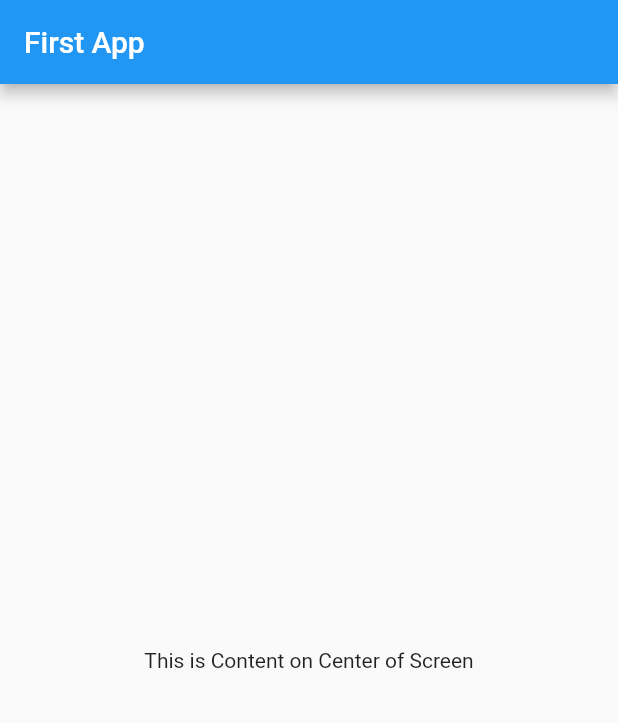
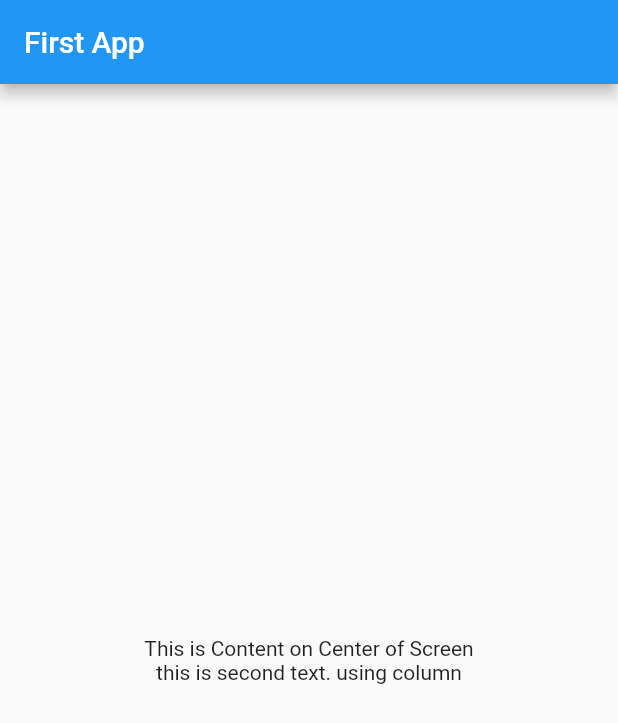
Before and after one commit to ilhamgusti/learning_flutter_beginner, a Flutter app: the screen it shows after launch, on a phone screen of 412 x 824 dp. Shown: the top 723 px of the screen. Run offline on Flutter 3.47's test engine with Material 2 defaults, Android fonts, the light colour scheme and no system bars.

Commit message:
add column and second text, center column using mainAxisAlignment

```diff
--- a/lib/main.dart
+++ b/lib/main.dart
@@ -23,7 +23,15 @@ class HomePage extends StatelessWidget {
       appBar: AppBar(
         title: const Text("First App"),
       ),
-      body: Center(child: const Text("This is Content on Center of Screen")),
+      body: Center(
+        child: Column(
+          mainAxisAlignment: MainAxisAlignment.center,
+          children: [
+            const Text("This is Content on Center of Screen"),
+            const Text("this is second text. using column")
+          ],
+        ),
+      ),
     );
   }
 }
```
